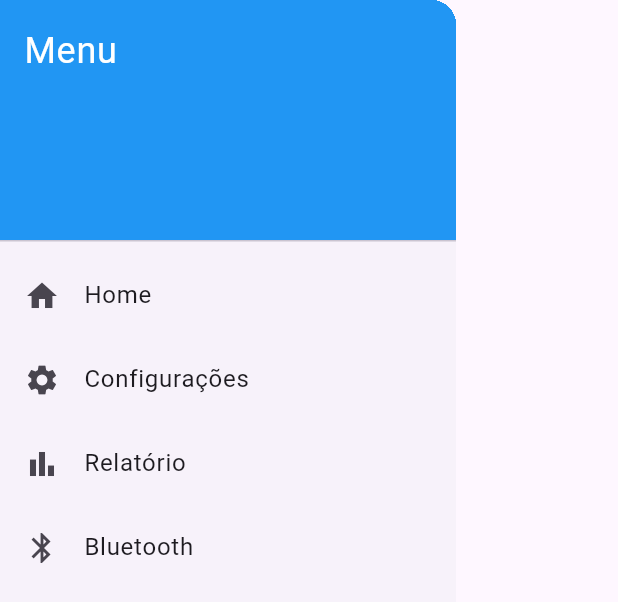
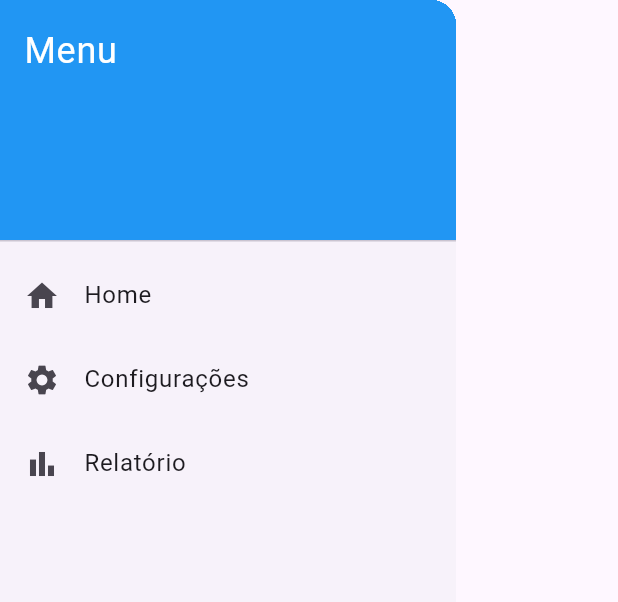
Before and after one commit to RafaelPerovano/imovel3d_atualizado, a Flutter app: the AppDrawer widget shown alone on an empty page, opened directly, on a phone screen of 412 x 824 dp. Shown: the top 602 px of the screen. Run offline on Flutter 3.47's test engine with Material 3 defaults, Android fonts, the light colour scheme and no system bars; our stand-ins replace fl_chart; missing offline and left inert: mqtt_client.

Commit message:
alterado de ip 190.104 para 76.104

```diff
--- a/lib/pages/bluetooth_page.dart
+++ b/lib/pages/bluetooth_page.dart
@@ -1,5 +1,4 @@
-import 'package:flutter/material.dart';
-import 'package:flutter_bluetooth_serial/flutter_bluetooth_serial.dart';
+/*import 'package:flutter/material.dart';
 
 class BluetoothPage extends StatefulWidget {
   final Function(double, double) onDataReceived;
@@ -62,4 +61,4 @@ class _BluetoothPageState extends State<BluetoothPage> {
       ),
     );
   }
-}
+}*/
--- a/lib/pages/home_page.dart
+++ b/lib/pages/home_page.dart
@@ -41,7 +41,7 @@ class _HomePageState extends State<HomePage> {
   }
 
   Future<void> _connectMQTT() async {
-    final brokerIP = InternetAddress.loopbackIPv4.address; // 127.0.0.1
+    final brokerIP = "192.168.76.104";//InternetAddress.loopbackIPv4.address; // 127.0.0.1
 
     if (kIsWeb) {
       // Web -> WebSockets
--- a/lib/widgets/app_drawer.dart
+++ b/lib/widgets/app_drawer.dart
@@ -1,5 +1,4 @@
 import 'package:flutter/material.dart';
-import '../pages/bluetooth_page.dart';
 
 class AppDrawer extends StatelessWidget {
   const AppDrawer({super.key});
@@ -35,7 +34,7 @@ class AppDrawer extends StatelessWidget {
               Navigator.pushReplacementNamed(context, '/relatorio');
             },
           ),
-          ListTile(
+          /*ListTile(
             leading: const Icon(Icons.bluetooth),
             title: const Text("Bluetooth"),
             onTap: () {
@@ -51,7 +50,7 @@ class AppDrawer extends StatelessWidget {
                 ),
               );
             },
-          ),
+          ),*/
         ],
       ),
     );
--- a/pubspec.yaml
+++ b/pubspec.yaml
@@ -31,7 +31,6 @@ dependencies:
   flutter:
     sdk: flutter
   fl_chart: ^0.69.0
-  flutter_bluetooth_serial: ^0.4.0
   mqtt_client: ^10.2.0
 
   # The following adds the Cupertino Icons font to your application.
```
Also changed, not shown: pubspec.lock, 1 other file.
